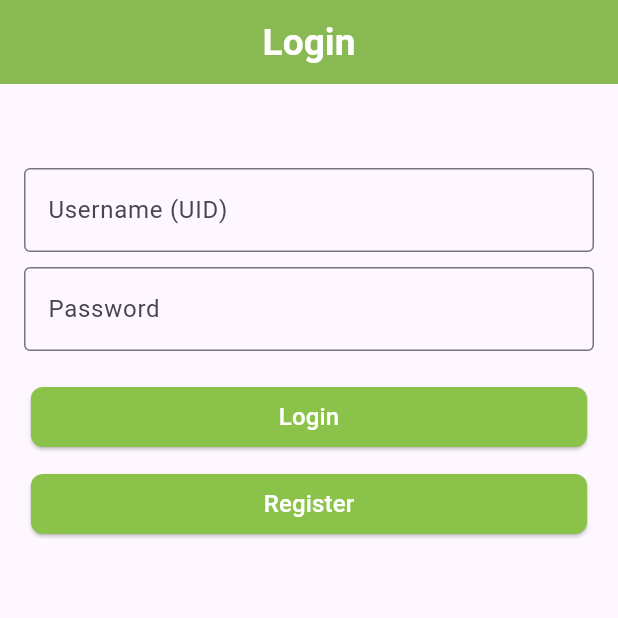
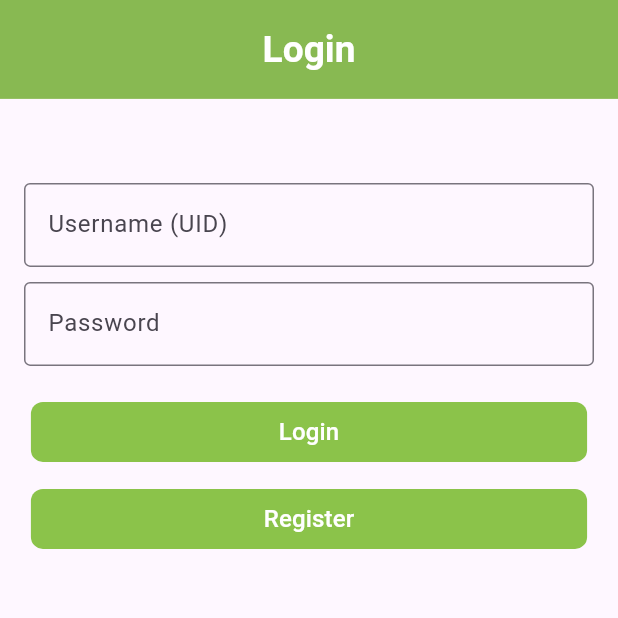
Before and after one commit to Yash-Gupta001/floorimplement, a Flutter app: the screen it shows after launch, on a phone screen of 412 x 824 dp, the top half of it. Run offline on Flutter 3.47's test engine with Material 3 defaults, Android fonts, the light colour scheme and no system bars; our stand-ins replace double_back_to_close_app, floor, flutter_secure_storage, flutter_slidable, get, image_picker and 2 more; accounts and stored records are empty; generated files the repository leaves out were written again.

Commit message:
added transition in button

```diff
--- a/flutterfloor/lib/ui_component/customappbar.dart
+++ b/flutterfloor/lib/ui_component/customappbar.dart
@@ -5,13 +5,14 @@ class CustomAppbar extends StatelessWidget implements PreferredSizeWidget {
   final String title;
   final Color backgroundColor;
   final double elevation;
-  final bool leading;
+  final bool leading; // true or false for back button in appbar
+
   const CustomAppbar({
     super.key,
     required this.title,
     this.backgroundColor = Colors.lightGreen,
     this.elevation = 4.0,
-    required this.leading,  // true or false for back button iin appbar
+    required this.leading,  // true or false for back button in appbar
   });
 
   @override
@@ -19,17 +20,20 @@ class CustomAppbar extends StatelessWidget implements PreferredSizeWidget {
     double screenWidth = MediaQuery.of(context).size.width;
     double screenHeight = MediaQuery.of(context).size.height;
 
-    double appBarHeight = screenHeight * 0.08;
+    double appBarHeight = screenHeight * 0.08; // Dynamic app bar height based on screen size
 
     return AppBar(
-      leading: leading ? IconButton(
-        icon: Icon(Icons.arrow_back,
-          color: Colors.white,
-        ),
-        onPressed: () {
-          Get.back();
-        },
-      ) : null,
+      leading: leading
+        ? IconButton(
+            icon: Icon(
+              Icons.arrow_back,
+              color: Colors.white,
+            ),
+            onPressed: () {
+              Navigator.pop(context);
+            },
+          )
+        : null,
       backgroundColor: backgroundColor,
       elevation: elevation,
       title: Center(
@@ -47,5 +51,5 @@ class CustomAppbar extends StatelessWidget implements PreferredSizeWidget {
   }
 
   @override
-  Size get preferredSize => Size.fromHeight(kToolbarHeight);
+  Size get preferredSize => Size.fromHeight(MediaQuery.of(Get.context!).size.height * 0.08);
 }
--- a/flutterfloor/lib/ui_component/custombutton.dart
+++ b/flutterfloor/lib/ui_component/custombutton.dart
@@ -1,6 +1,6 @@
 import 'package:flutter/material.dart';
 
-class CustomButton extends StatelessWidget {
+class CustomButton extends StatefulWidget {
   final String text;
   final VoidCallback onPressed;
   final Color backgroundColor;
@@ -8,47 +8,82 @@ class CustomButton extends StatelessWidget {
   final double fontSize;
   final double borderRadius;
 
-
   // Constructor
-  const CustomButton({super.key,
+  const CustomButton({
+    super.key,
     required this.text,
     required this.onPressed,
     this.backgroundColor = Colors.lightGreen,
     this.textColor = Colors.white,
     this.fontSize = 16.0,
     this.borderRadius = 8.0,
+  });
 
-  });
+  @override
+  _CustomButtonState createState() => _CustomButtonState();
+}
+
+class _CustomButtonState extends State<CustomButton> with SingleTickerProviderStateMixin {
+  late AnimationController _animationController;
+  late Animation<double> _scaleAnimation;
+
+  @override
+  void initState() {
+    super.initState();
+    _animationController = AnimationController(
+      duration: Duration(milliseconds: 150),
+      vsync: this,
+    );
+    _scaleAnimation = Tween<double>(begin: 1.0, end: 0.9).animate(
+      CurvedAnimation(parent: _animationController, curve: Curves.easeInOut),
+    );
+  }
 
   @override
   Widget build(BuildContext context) {
     return Center(
-
+      child: GestureDetector(
+        onTapDown: (_) {
+          _animationController.forward(); // Trigger scale down effect
+        },
+        onTapUp: (_) {
+          _animationController.reverse(); // Scale back up after tap
+        },
+        onTap: () {
+          widget.onPressed(); // Call the original onPressed callback
+        },
         child: SizedBox(
-        width: MediaQuery.of(context).size.width *
-                    0.9,
+          width: MediaQuery.of(context).size.width * 0.9,
+          child: ScaleTransition(
+            scale: _scaleAnimation,
             child: ElevatedButton(
-
-          onPressed: onPressed,
+              onPressed: null, // onPressed is handled by GestureDetector
               style: ButtonStyle(
-            backgroundColor: WidgetStateProperty.all(backgroundColor),
+                backgroundColor: WidgetStateProperty.all(widget.backgroundColor),
                 shape: WidgetStateProperty.all(
                   RoundedRectangleBorder(
-                borderRadius: BorderRadius.circular(borderRadius),
+                    borderRadius: BorderRadius.circular(widget.borderRadius),
                   ),
                 ),
               ),
-
               child: Text(
-            text,
+                widget.text,
                 style: TextStyle(
-              color: textColor,
-              fontSize: fontSize,
-              wordSpacing: 2
+                  color: widget.textColor,
+                  fontSize: widget.fontSize,
+                  wordSpacing: 2,
+                ),
+              ),
             ),
           ),
         ),
       ),
     );
   }
+
+  @override
+  void dispose() {
+    _animationController.dispose();
+    super.dispose();
   }
+}
--- a/flutterfloor/lib/ui_component/customsearchbar.dart
+++ b/flutterfloor/lib/ui_component/customsearchbar.dart
@@ -8,7 +8,6 @@ class CustomSearchBar extends StatelessWidget {
   final Function(String)? onChanged;
 
   final Searchemployeecontroller searchController = Get.put(Searchemployeecontroller(updateController: Get.find()));
-
 
   CustomSearchBar({super.key, required this.controller, this.onChanged});
 
```
Also changed, not shown: flutterfloor/lib/controller/searchemployeecontroller.dart (+9 -8 lines), flutterfloor/lib/pages/Home.dart (+7 -1 lines), flutterfloor/lib/pages/showunderemployee.dart (+38 -27 lines), flutterfloor/lib/ui_component/customdeletebutton.dart (+50 -7 lines). Lines whose indentation alone changed are shown as unchanged.
